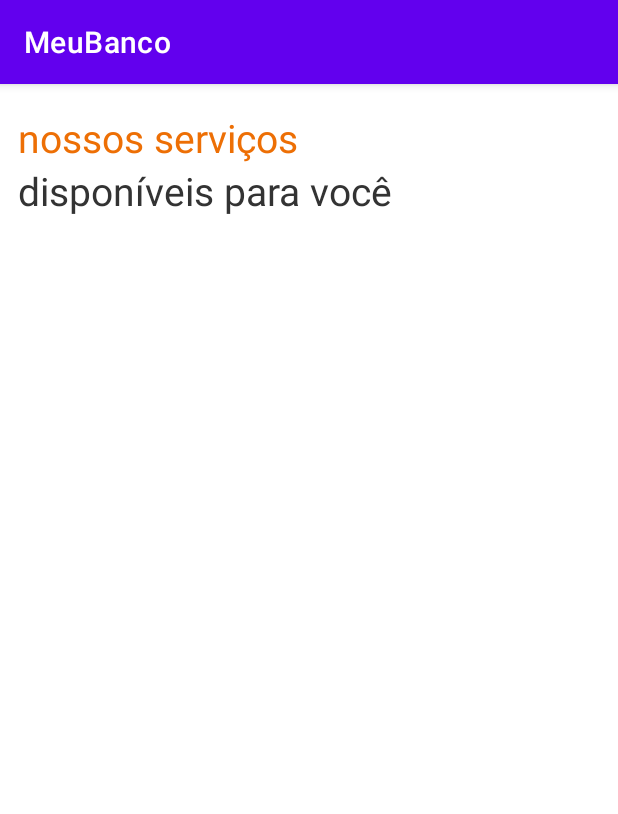
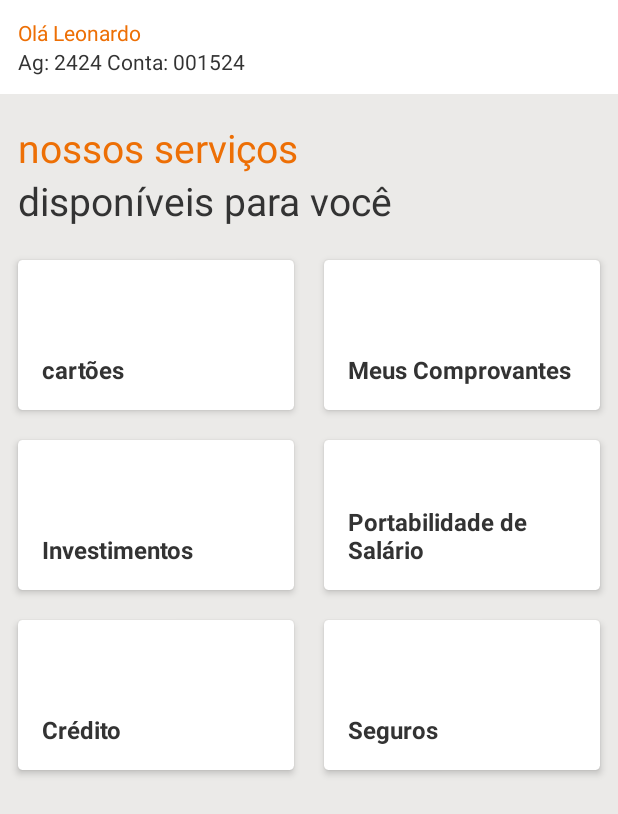
Before and after one commit to LeOzInNDF/kotlin-app-course, an Android app: the screen it shows after launch (MainActivity), on a phone screen of 412 x 824 dp. Shown: the top 814 px of the screen. Run offline under Robolectric (Android 15) with nearby library versions, the phone set to English and light mode, and no system bars.

Commit message:
Bank App Create

```diff
--- a/MeuBanco/app/src/main/AndroidManifest.xml
+++ b/MeuBanco/app/src/main/AndroidManifest.xml
@@ -9,7 +9,7 @@
         android:icon="@mipmap/ic_launcher"
         android:label="@string/app_name"
         android:supportsRtl="true"
-        android:theme="@style/Theme.MeuBanco"
+        android:theme="@style/Theme.AppCompat.Light.NoActionBar"
         tools:targetApi="31">
         <activity
             android:name=".MainActivity"
--- a/MeuBanco/app/src/main/java/br/com/cyberjet/MainActivity.kt
+++ b/MeuBanco/app/src/main/java/br/com/cyberjet/MainActivity.kt
@@ -2,19 +2,52 @@ package br.com.cyberjet
 
 import androidx.appcompat.app.AppCompatActivity
 import android.os.Bundle
+import androidx.recyclerview.widget.GridLayoutManager
 import androidx.recyclerview.widget.RecyclerView
 
 class MainActivity : AppCompatActivity() {
     private lateinit var rvList: RecyclerView
+    private  var adapter = MenuItemAdapter()
 
     override fun onCreate(savedInstanceState: Bundle?) {
         super.onCreate(savedInstanceState)
         setContentView(R.layout.activity_main)
         iniciaViews()
+        setItemsLista()
     }
 
     private fun iniciaViews() {
         rvList = findViewById(R.id.rv_List)
+        rvList.adapter = adapter
+        rvList.layoutManager = GridLayoutManager(this,  2)
+
+    }
+
+    private fun setItemsLista(){
+        adapter.setItensList(
+            arrayListOf(
+                MenuItemModel(
+                    "cartões"
+                ),
+                MenuItemModel(
+                    "Meus Comprovantes"
+                ),
+                MenuItemModel(
+                    "Investimentos"
+                ),
+                MenuItemModel(
+                    "Portabilidade de Salário"
+                ),
+                MenuItemModel(
+                    "Crédito"
+
+                ),
+                MenuItemModel(
+                    "Seguros"
+
+                ),
+                )
+        )
 
     }
 }
--- a/MeuBanco/app/src/main/java/br/com/cyberjet/MenuItemAdapter.kt
+++ b/MeuBanco/app/src/main/java/br/com/cyberjet/MenuItemAdapter.kt
@@ -3,6 +3,7 @@ package br.com.cyberjet
 import android.view.LayoutInflater
 import android.view.View
 import android.view.ViewGroup
+import android.widget.TextView
 import androidx.recyclerview.widget.RecyclerView
 
 class MenuItemAdapter : RecyclerView.Adapter<MenuItemAdapter.MenuItemAdapterViewHolder>(){
@@ -10,7 +11,7 @@ class MenuItemAdapter : RecyclerView.Adapter<MenuItemAdapter.MenuItemAdapterView
     private val list = mutableListOf<MenuItemModel>()
 
     override fun onCreateViewHolder(parent: ViewGroup, viewType: Int): MenuItemAdapterViewHolder {
-        val view = LayoutInflater.from(parent.context).inflate(R.layout.activity_main, parent, attachToRoot=false )
+        val view = LayoutInflater.from(parent.context).inflate(R.layout.item_menu, parent, false )
         return MenuItemAdapterViewHolder(view)
     }
 
@@ -22,10 +23,17 @@ class MenuItemAdapter : RecyclerView.Adapter<MenuItemAdapter.MenuItemAdapterView
         holder.iniciaViews(list[position])
 
     }
+    fun setItensList(list: ArrayList<MenuItemModel>){
+        this.list.clear()
+        this.list.addAll(list)
 
-    class MenuItemAdapterViewHolder(val itemView: View) : RecyclerView.ViewHolder(itemView) {
+    }
+    class MenuItemAdapterViewHolder(itemView: View) : RecyclerView.ViewHolder(itemView) {
+        private val tvTitle by lazy {
+            itemView.findViewById<TextView>(R.id.tv_title)
+        }
         fun iniciaViews(item: MenuItemModel) {
-            item.titulo
+            tvTitle.text = item.titulo
         }
     }
 }
--- a/MeuBanco/app/src/main/java/br/com/cyberjet/MenuItemModel.kt
+++ b/MeuBanco/app/src/main/java/br/com/cyberjet/MenuItemModel.kt
@@ -1,5 +1,5 @@
 package br.com.cyberjet
 
-class MenuItemModel {
-    val titulo: String
-}
+class MenuItemModel (
+ val titulo: String
+        )
--- a/MeuBanco/app/src/main/res/layout/activity_main.xml
+++ b/MeuBanco/app/src/main/res/layout/activity_main.xml
@@ -4,7 +4,39 @@
     xmlns:tools="http://schemas.android.com/tools"
     android:layout_width="match_parent"
     android:layout_height="match_parent"
-    tools:context=".MainActivity">
+    tools:context=".MainActivity"
+    android:background="#ebeae8">
+
+    <androidx.constraintlayout.widget.ConstraintLayout
+        android:id="@+id/cl_toolbar"
+        android:background="#ffffff"
+        android:layout_width="0dp"
+        android:layout_height="wrap_content"
+        android:padding="12dp"
+        app:layout_constraintTop_toTopOf="parent"
+        app:layout_constraintStart_toStartOf="parent"
+        app:layout_constraintEnd_toEndOf="parent">
+
+        <TextView
+            android:id="@+id/tv_usuario"
+            android:layout_width="wrap_content"
+            android:layout_height="wrap_content"
+            android:textColor="#ed6f05"
+            android:text="Olá Leonardo"
+            tools:text="Olá Leonardo"
+            app:layout_constraintTop_toTopOf="parent"
+            app:layout_constraintStart_toStartOf="parent"/>
+
+        <TextView
+            android:id="@+id/tv_conta"
+            android:text="Ag: 2424 Conta: 001524"
+            tools:text="Ag: 2424 Conta: 001524"
+            android:layout_width="wrap_content"
+            android:layout_height="wrap_content"
+            android:textColor="#333333"
+            app:layout_constraintTop_toBottomOf="@id/tv_usuario"
+            app:layout_constraintStart_toStartOf="parent"/>
+    </androidx.constraintlayout.widget.ConstraintLayout>
 
     <TextView
         android:id="@+id/tv_title"
@@ -15,8 +47,8 @@
         android:layout_marginStart="12dp"
         android:layout_marginTop="18dp"
         android:text="@string/nossos_servicos"
-        app:layout_constraintStart_toStartOf="parent"
-        app:layout_constraintTop_toTopOf="parent"
+        app:layout_constraintLeft_toLeftOf="parent"
+        app:layout_constraintTop_toBottomOf="@id/cl_toolbar"
         android:layout_marginLeft="12dp" />
 
     <TextView
@@ -33,10 +65,18 @@
         android:id="@+id/rv_List"
         android:layout_width="0dp"
         android:layout_height="0dp"
+        tools:listitem="@layout/item_menu"
+        android:layout_marginTop="12dp"
+        android:layout_marginStart="2dp"
+        android:layout_marginEnd="2dp"
+        app:spanCount="2"
+        app:layoutManager="androidx.recyclerview.widget.GridLayoutManager"
+        app:layout_constraintBottom_toBottomOf="parent"
+        app:layout_constraintEnd_toEndOf="parent"
+        app:layout_constraintHorizontal_bias="0.0"
+        app:layout_constraintStart_toStartOf="parent"
         app:layout_constraintTop_toBottomOf="@id/subtitle"
-        app:layout_constraintStart_toStartOf="parent"
-        app:layout_constraintEnd_toEndOf="parent"
-        app:layout_constraintBottom_toBottomOf="parent"/>
+        app:layout_constraintVertical_bias="0.0" />
 
 
 </androidx.constraintlayout.widget.ConstraintLayout>
--- /dev/null
+++ b/MeuBanco/app/src/main/res/layout/item_menu.xml
@@ -0,0 +1,33 @@
+<?xml version="1.0" encoding="utf-8"?>
+
+<androidx.cardview.widget.CardView xmlns:android="http://schemas.android.com/apk/res/android"
+    android:layout_width="match_parent"
+    android:layout_height="wrap_content"
+    xmlns:tools="http://schemas.android.com/tools"
+    xmlns:app="http://schemas.android.com/apk/res-auto"
+    android:layout_margin="10dp"
+    app:cardCornerRadius="3dp"
+    app:cardElevation="3dp">
+
+
+<androidx.constraintlayout.widget.ConstraintLayout
+    android:layout_width="match_parent"
+    android:layout_height="100dp"
+    android:padding="16dp">
+
+        <TextView
+            android:id="@+id/tv_title"
+            android:layout_width="wrap_content"
+            android:layout_height="wrap_content"
+            tools:text="Cartões"
+            android:textColor="#333333"
+            android:textSize="16sp"
+            android:textStyle="bold"
+            app:layout_constraintBottom_toBottomOf="parent"
+            app:layout_constraintStart_toStartOf="parent">
+
+        </TextView>
+
+</androidx.constraintlayout.widget.ConstraintLayout>
+
+</androidx.cardview.widget.CardView>
```
